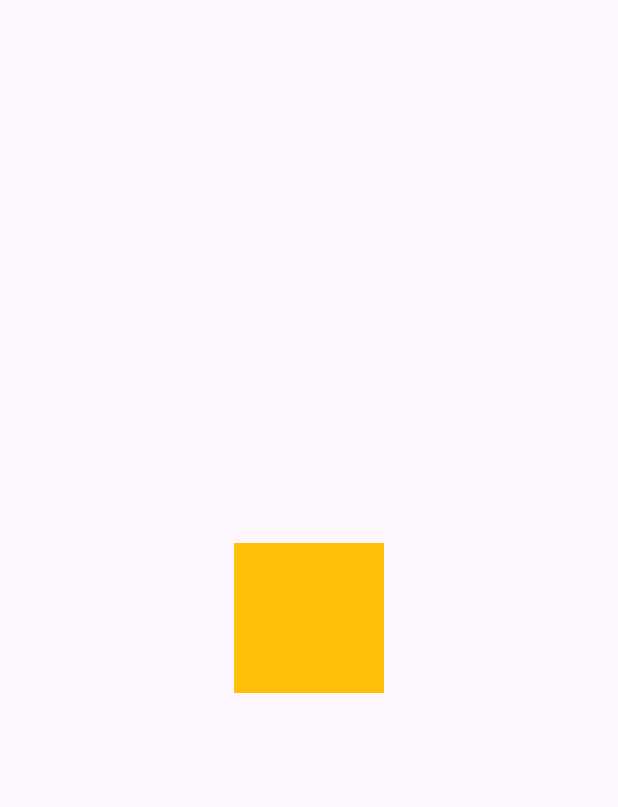
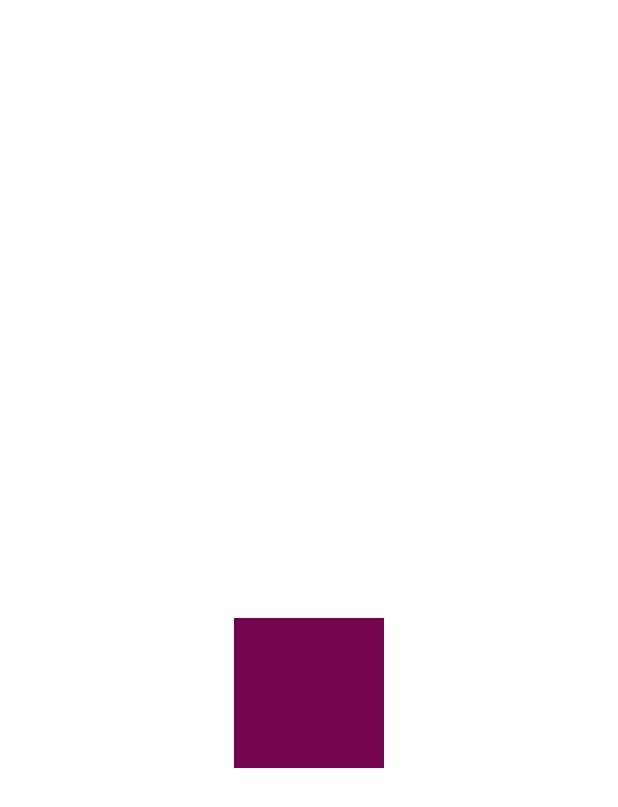
Before and after one commit to MrTuyennn/media_reels, a Flutter app: the screen it shows after launch, on a phone screen of 412 x 824 dp. Shown: the top 807 px of the screen. Run offline on Flutter 3.47's test engine with Material 3 defaults, Android fonts, the phone set to English and light mode, and no system bars; our stand-ins replace dio, equatable, flutter_bloc, freezed_annotation; accounts and stored records are empty.

Commit message:
update theme app

```diff
--- a/lib/src/app_container.dart
+++ b/lib/src/app_container.dart
@@ -1,5 +1,10 @@
 import 'package:flutter/material.dart';
+import 'package:flutter_bloc/flutter_bloc.dart';
+import 'package:media_reels/src/bloc/index.dart';
+import 'package:media_reels/src/bloc/theme_bloc/theme_state.dart';
 import 'package:media_reels/src/screens/home_screen.dart';
+import 'package:media_reels/src/theme/theme_app.dart';
+import 'package:media_reels/src/widgets/lm_multi_bloc.dart';
 
 class AppContainer extends StatefulWidget {
   const AppContainer({super.key});
@@ -11,9 +16,15 @@ class AppContainer extends StatefulWidget {
 class _AppContainerState extends State<AppContainer> {
   @override
   Widget build(BuildContext context) {
-    return const MaterialApp(
-      debugShowCheckedModeBanner: false,
-      home: HomeScreen(),
-    );
+    return LmMultiBloc(child:
+        BlocBuilder<ThemeBloc, ThemeState>(builder: (context, stateTheme) {
+      return MaterialApp(
+        debugShowCheckedModeBanner: false,
+        theme: stateTheme.themeMode == ThemeModeLM.light
+            ? kLightTheme
+            : kDarkTheme,
+        home: const HomeScreen(),
+      );
+    }));
   }
 }
--- /dev/null
+++ b/lib/src/bloc/index.dart
@@ -0,0 +1 @@
+export './theme_bloc/theme_bloc.dart';
--- /dev/null
+++ b/lib/src/bloc/theme_bloc/theme_bloc.dart
@@ -0,0 +1,13 @@
+import 'package:flutter_bloc/flutter_bloc.dart';
+import 'package:media_reels/src/bloc/theme_bloc/theme_event.dart';
+import 'package:media_reels/src/bloc/theme_bloc/theme_state.dart';
+
+class ThemeBloc extends Bloc<ThemeEvent, ThemeState> {
+  ThemeBloc() : super(const ThemeState()) {
+    on<ChangeThemeMode>(_changeThemeMode);
+  }
+
+  void _changeThemeMode(ChangeThemeMode event, Emitter emit) {
+    emit(state.copyWith(newThemeMode: event.themeMode));
+  }
+}
--- /dev/null
+++ b/lib/src/bloc/theme_bloc/theme_event.dart
@@ -0,0 +1,12 @@
+import 'package:equatable/equatable.dart';
+import 'package:media_reels/src/bloc/theme_bloc/theme_state.dart';
+
+class ThemeEvent extends Equatable {
+  @override
+  List<Object?> get props => [];
+}
+
+class ChangeThemeMode extends ThemeEvent {
+  final ThemeModeLM themeMode;
+  ChangeThemeMode({required this.themeMode});
+}
--- /dev/null
+++ b/lib/src/bloc/theme_bloc/theme_state.dart
@@ -0,0 +1,17 @@
+import 'package:equatable/equatable.dart';
+
+enum ThemeModeLM { light, dark }
+
+class ThemeState extends Equatable {
+  const ThemeState({this.themeMode = ThemeModeLM.light});
+
+  final ThemeModeLM themeMode;
+
+  @override
+  List<Object?> get props => [themeMode];
+
+  ThemeState copyWith({
+    ThemeModeLM? newThemeMode,
+  }) =>
+      ThemeState(themeMode: newThemeMode ?? themeMode);
+}
--- a/lib/src/screens/home_screen.dart
+++ b/lib/src/screens/home_screen.dart
@@ -1,4 +1,8 @@
 import 'package:flutter/material.dart';
+import 'package:flutter_bloc/flutter_bloc.dart';
+import 'package:media_reels/src/bloc/theme_bloc/theme_bloc.dart';
+import 'package:media_reels/src/bloc/theme_bloc/theme_event.dart';
+import 'package:media_reels/src/bloc/theme_bloc/theme_state.dart';
 import 'package:media_reels/src/models/user/user.dart';
 
 class HomeScreen extends StatefulWidget {
@@ -21,20 +25,32 @@ class _HomeScreenState extends State<HomeScreen> {
       body: Center(
         child: GestureDetector(
           onTap: () {
-            final jsonData = {
-              "FIRST_NAME": "Nguyễn Ngọc Tuyên 123",
-              "LAST_NAME": "Phàm Phàm 123",
-              "IS_ACTIVE": false
-            };
-            user = User.fromJson(jsonData);
-            print(user!.toJson());
-            print(user);
-            user!.updateUser();
+            if (BlocProvider.of<ThemeBloc>(context).state.themeMode ==
+                ThemeModeLM.light) {
+              context
+                  .read<ThemeBloc>()
+                  .add(ChangeThemeMode(themeMode: ThemeModeLM.dark));
+            } else {
+              context
+                  .read<ThemeBloc>()
+                  .add(ChangeThemeMode(themeMode: ThemeModeLM.light));
+            }
           },
-          child: Container(
-            height: 100,
-            width: 100,
-            color: Colors.amber,
+          child: Column(
+            crossAxisAlignment: CrossAxisAlignment.center,
+            mainAxisAlignment: MainAxisAlignment.center,
+            children: [
+              Container(
+                height: 100,
+                width: 100,
+                color: Theme.of(context).colorScheme.surface,
+              ),
+              Container(
+                height: 100,
+                width: 100,
+                color: Theme.of(context).colorScheme.primary,
+              )
+            ],
           ),
         ),
       ),
--- /dev/null
+++ b/lib/src/widgets/lm_multi_bloc.dart
@@ -0,0 +1,21 @@
+import 'package:flutter/material.dart';
+import 'package:flutter_bloc/flutter_bloc.dart';
+import 'package:media_reels/src/bloc/index.dart';
+
+class LmMultiBloc extends StatefulWidget {
+  const LmMultiBloc({super.key, required this.child});
+
+  final Widget child;
+
+  @override
+  State<LmMultiBloc> createState() => _LmMultiBlocState();
+}
+
+class _LmMultiBlocState extends State<LmMultiBloc> {
+  @override
+  Widget build(BuildContext context) {
+    return MultiBlocProvider(providers: [
+      BlocProvider<ThemeBloc>(create: (BuildContext context) => ThemeBloc()),
+    ], child: widget.child);
+  }
+}
```
Also changed, not shown: lib/src/theme/theme_app.dart (added, +59 -0 lines), 2 other files.
